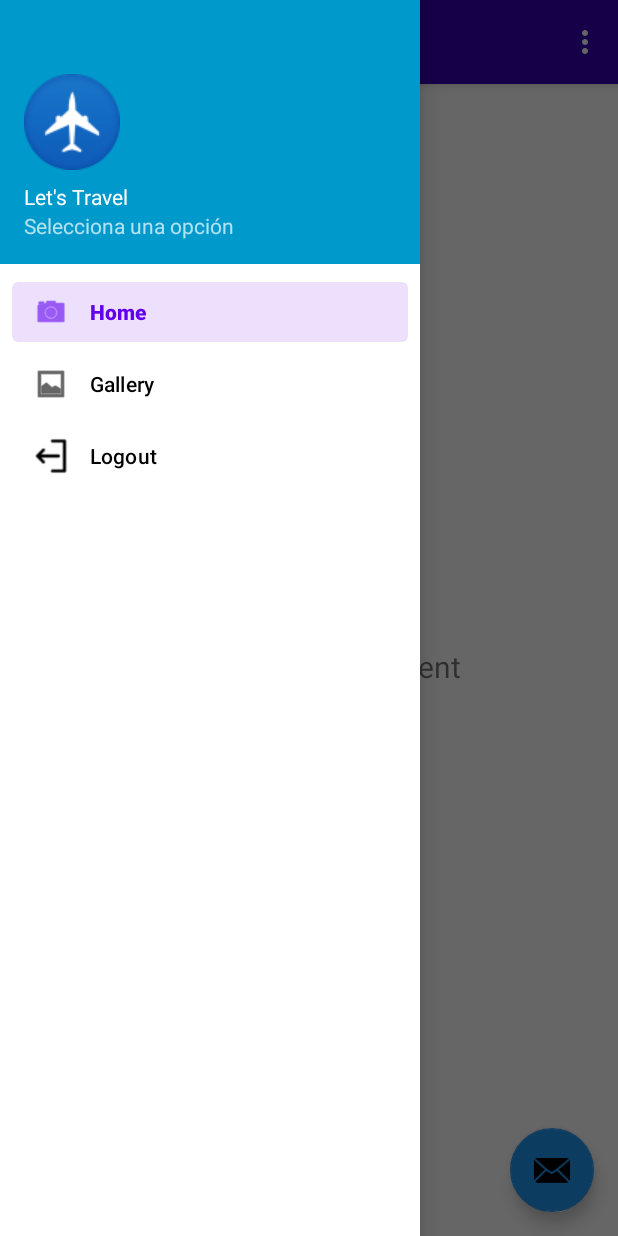
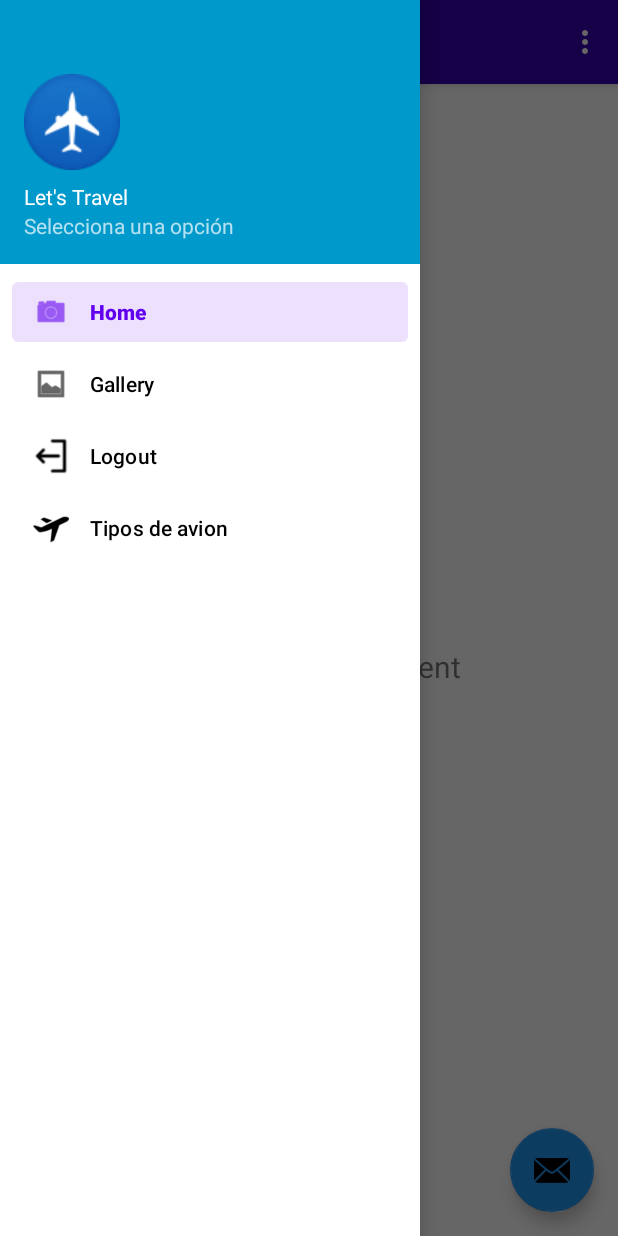
Before and after one commit to Mary1093/Lab04Prototipo, an Android app: the MainNavigationDrawer screen opened directly, with no data from a screen before it, with the side drawer open, on a phone screen of 412 x 824 dp. Run offline under Robolectric (Android 15) with nearby library versions, the phone set to English and light mode, and no system bars; our stand-ins replace navigation-ui.

Commit message:
lista de los tipo de aviones en recycler view
Falta implementar las acciones de editar y eliminar

```diff
--- a/app/src/main/AndroidManifest.xml
+++ b/app/src/main/AndroidManifest.xml
@@ -9,6 +9,8 @@
         android:roundIcon="@mipmap/ic_launcher_round"
         android:supportsRtl="true"
         android:theme="@style/Theme.Lab04Prototipo">
+        <activity android:name=".helper.CrudTipoAviones"></activity>
+
         <activity
             android:name=".MainNavigationDrawer"
             android:label="@string/title_activity_main_navigation_drawer"
--- a/app/src/main/res/menu/activity_main_drawer.xml
+++ b/app/src/main/res/menu/activity_main_drawer.xml
@@ -17,5 +17,10 @@
             android:icon="@drawable/logout"
             android:title="Logout" />
 
+        <item
+            android:id="@+id/nav_tipoA"
+            android:icon="@drawable/plane"
+            android:title="Tipos de avion" />
+
     </group>
 </menu>
```
Also changed, not shown: app/src/main/java/com/example/lab04prototipo/MainNavigationDrawer.kt (+9 -12 lines).
